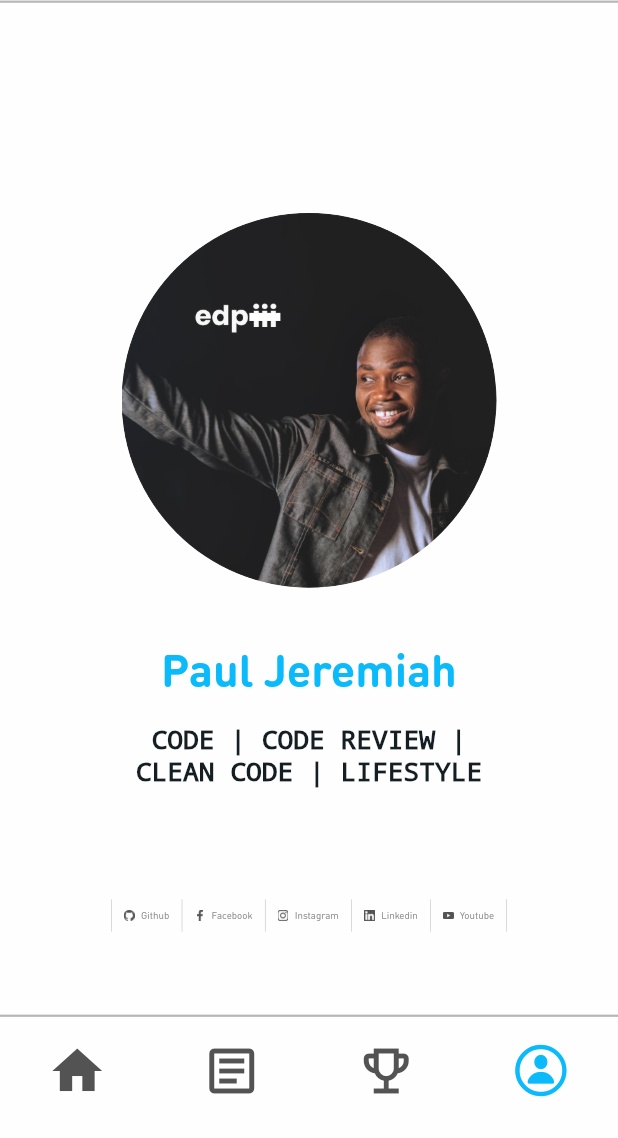
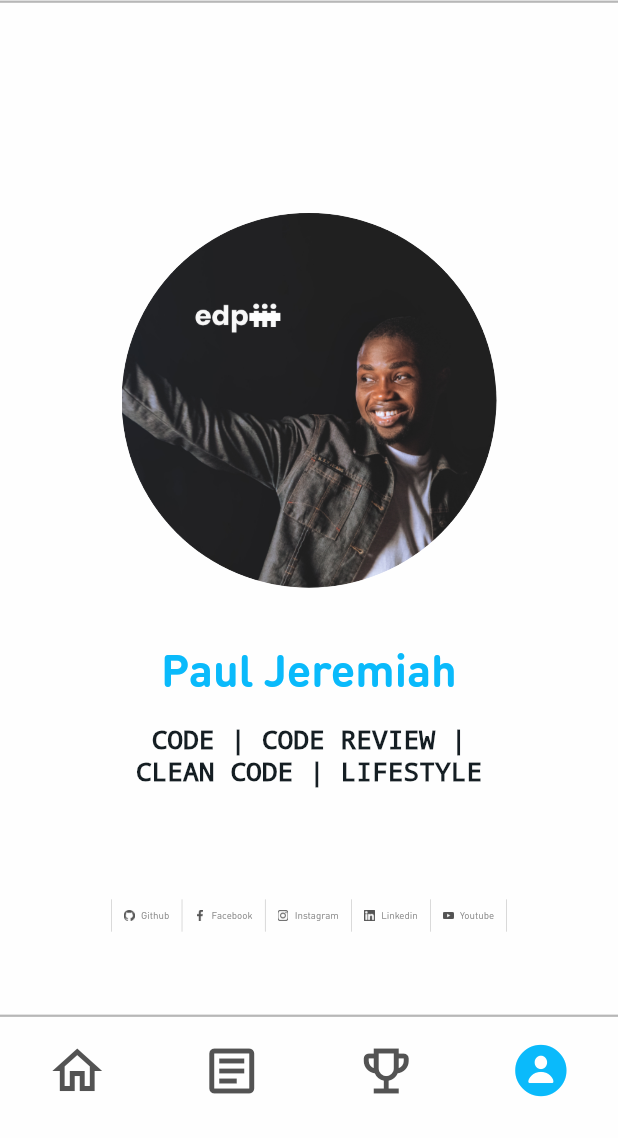
Before and after one commit to edemekong/dashlingo, a Flutter app: the screen it shows after launch, item 4 of the bottom bar chosen, on a phone screen of 412 x 824 dp, the part 98-1236 px from its top. Run offline on Flutter 3.47's test engine with Material 2 defaults, Android fonts, the phone set to English and light mode, and no system bars; drawn by our look-alikes of extended_image; our stand-ins replace equatable, firebase_crashlytics, flutter_highlight, fluttertoast, get_it, responsive_builder and 2 more; missing offline and left inert: dart:html, linkify; accounts and stored records are empty; network calls fail; project files that could hold a hidden picture were left out.

Commit message:
added navigation bar fix

```diff
--- a/lib/components/bottom_navigation_bar.dart
+++ b/lib/components/bottom_navigation_bar.dart
@@ -31,6 +31,7 @@ class _AppBottomNavigationBarState extends State<AppBottomNavigationBar> {
     menus.add(const Menu(
       title: 'PROFILE',
       icon: Icon(CupertinoIcons.person_circle),
+      activeIcon: Icon(CupertinoIcons.person_circle_fill),
       link: profilePath,
     ));
   }
@@ -62,16 +63,6 @@ class _AppBottomNavigationBarState extends State<AppBottomNavigationBar> {
                       unselectedIconTheme: Theme.of(context).iconTheme,
                       currentIndex: currentIndex,
                       onTap: (index) {
-                        // if (index == 2) {
-                        //   state.selectCreateOption();
-                        // }
-                        // state.updatePageIndex(index);
-
-                        // final hasFocus = FocusScope.of(context).hasFocus;
-                        // if (hasFocus) {
-                        //   FocusScope.of(context).unfocus();
-                        // }
-
                         pushNamedAndRemoveUntil(tabPaths[index]);
                       },
                       items: List.generate(
@@ -86,7 +77,7 @@ class _AppBottomNavigationBarState extends State<AppBottomNavigationBar> {
                                     size: 40,
                                     color: Theme.of(context).primaryColor,
                                   ),
-                              child: menu.icon,
+                              child: menu.activeIcon,
                             ),
                             icon: IconTheme(
                               data: Theme.of(context).iconTheme.copyWith(
--- a/lib/models/menu.dart
+++ b/lib/models/menu.dart
@@ -1,5 +1,6 @@
+import 'package:flutter/material.dart';
+
 import 'package:dashlingo/constants/paths.dart';
-import 'package:flutter/material.dart';
 
 enum AppMenuType { path, link }
 
@@ -7,17 +8,20 @@ enum AppMenuType { path, link }
 class Menu {
   final String title;
   final Widget icon;
+  final Widget activeIcon;
+
   final String link;
   final AppMenuType menuType;
   final String? parent;
   final List<Menu> subRoutes;
 
   const Menu({
+    required this.title,
+    this.icon = const SizedBox(),
+    this.activeIcon = const SizedBox(),
+    this.link = learnPath,
+    this.menuType = AppMenuType.path,
     this.parent,
-    required this.title,
-    this.menuType = AppMenuType.path,
-    this.icon = const SizedBox(),
-    this.link = learnPath,
     this.subRoutes = const [],
   });
 }
--- a/lib/screens/overview/widgets/sizedbar.dart
+++ b/lib/screens/overview/widgets/sizedbar.dart
@@ -1,17 +1,13 @@
 import 'dart:async';
 
 import 'package:dashlingo/components/bounce_animation.dart';
-import 'package:dashlingo/components/display_image.dart';
-import 'package:dashlingo/components/textfield.dart';
 import 'package:dashlingo/components/texts.dart';
-import 'package:dashlingo/constants/icon_path.dart';
 import 'package:dashlingo/constants/paths.dart';
 import 'package:flutter/material.dart';
 import 'package:dashlingo/services/get_it.dart';
-import 'package:responsive_builder/src/sizing_information.dart';
+import 'package:responsive_builder/responsive_builder.dart';
 import '../../../models/menu.dart';
 import '../../../services/navigation_service.dart';
-import '../../../theme/colors.dart';
 import '../../../theme/spaces.dart';
 
 class DashSizedbar extends StatelessWidget {
@@ -24,10 +20,8 @@ class DashSizedbar extends StatelessWidget {
 
   @override
   Widget build(BuildContext context) {
-    final isLight = Theme.of(context).brightness == Brightness.light;
     return Container(
       height: MediaQuery.of(context).size.height,
-      // width: AppSpaces.webWidth * 0.25,
       color: Theme.of(context).backgroundColor,
       child: Column(
         crossAxisAlignment: CrossAxisAlignment.start,
@@ -49,11 +43,7 @@ class DashSizedbar extends StatelessWidget {
                         padding: const EdgeInsets.only(bottom: AppSpaces.elementSpacing),
                         child: MenuButtonVertical(
                           menu: tabs[index],
-                          onChanged: () {
-                            // if (drawer) {
-                            //   Scaffold.of(context).closeDrawer();
-                            // }
-                          },
+                          onChanged: () {},
                           iconOnly: info.isTablet,
                         ),
                       );
@@ -189,7 +179,6 @@ class _MenuButtonVerticalState extends State<MenuButtonVertical> {
             pushNamedAndRemoveUntil(widget.menu.link);
           },
           child: Container(
-            // color: Colors.transparent,
             constraints: BoxConstraints(
               minWidth: widget.iconOnly ? 35 : 200,
             ),
@@ -216,7 +205,7 @@ class _MenuButtonVerticalState extends State<MenuButtonVertical> {
                                   ? Theme.of(context).iconTheme.color
                                   : Theme.of(context).iconTheme.color?.withOpacity(.8)),
                         ),
-                    child: widget.menu.icon),
+                    child: isTapped ? widget.menu.activeIcon : widget.menu.icon),
                 if (!widget.iconOnly) ...[
                   const SizedBox(width: AppSpaces.elementSpacing * 0.5),
                   DashTexts.subHeadingSmall(
@@ -244,18 +233,19 @@ const List<Menu> tabs = [
   Menu(
     title: 'LEARN',
     link: learnPath,
-    icon: Icon(Icons.home),
+    icon: Icon(Icons.home_outlined),
+    activeIcon: Icon(Icons.home),
   ),
   Menu(
     title: 'TUTORIALS',
     icon: Icon(Icons.article_outlined),
+    activeIcon: Icon(Icons.article),
     link: tutorialsPath,
   ),
   Menu(
     title: 'LEADERBOARD',
     link: leaderboard,
-    icon: Icon(
-      Icons.emoji_events_outlined,
-    ),
+    activeIcon: Icon(Icons.emoji_events),
+    icon: Icon(Icons.emoji_events_outlined),
   ),
 ];
```
